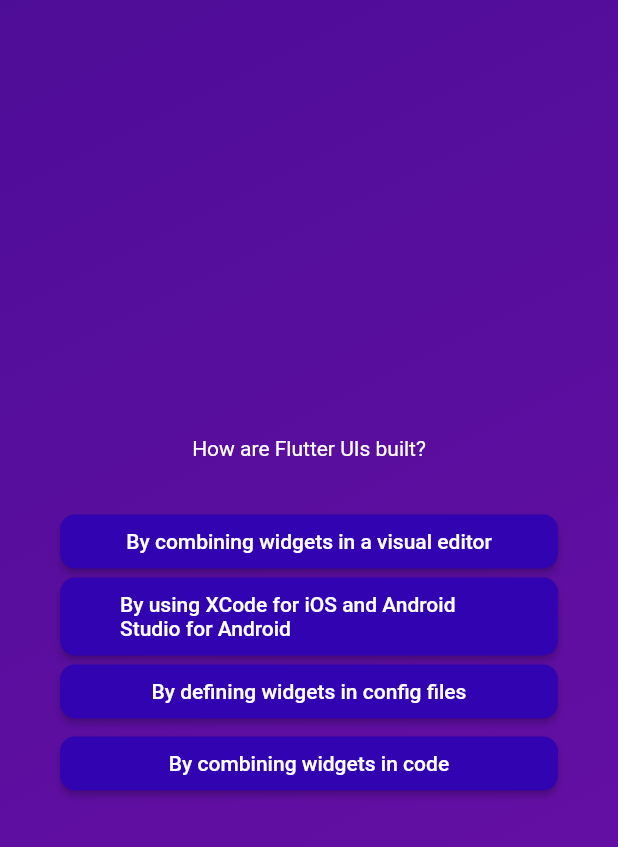
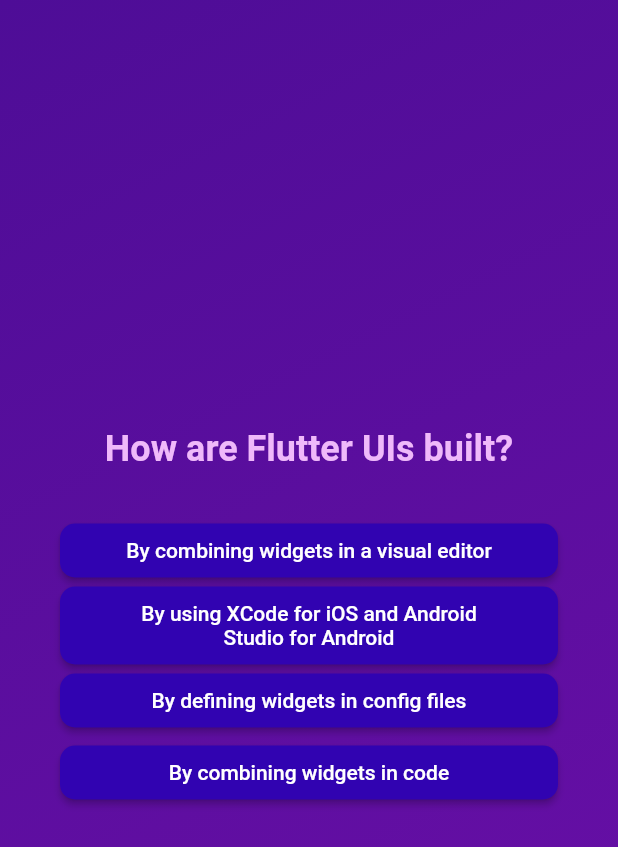
Before and after one commit to egehandastan/quiz_app, a Flutter app: the screen it shows after launch, after a tap on "Start Quiz", after a tap on "Components", on a phone screen of 412 x 824 dp. Shown: the top 847 px of the screen. Run offline on Flutter 3.47's test engine with Material 2 defaults, Android fonts, the phone set to English and light mode, and no system bars; our stand-ins replace google_fonts; Roboto replaces fonts that are missing (Tinos).

Commit message:
quiz screen is done

```diff
--- a/lib/answer_button.dart
+++ b/lib/answer_button.dart
@@ -17,7 +17,7 @@ class AnswerButton extends StatelessWidget {
         foregroundColor: Colors.white,
         shape: RoundedRectangleBorder(borderRadius: BorderRadius.circular(10))
       ),
-      child: Text(answerText),
+      child: Text(answerText,textAlign: TextAlign.center,),
     );
   }
 }
--- a/lib/questions_screen.dart
+++ b/lib/questions_screen.dart
@@ -1,9 +1,13 @@
 import 'package:flutter/material.dart';
+import 'package:google_fonts/google_fonts.dart';
 import 'package:quiz_app/answer_button.dart';
 import 'package:quiz_app/data/questions.dart';
 
 class QuestionsScreen extends StatefulWidget {
-  const QuestionsScreen({super.key});
+  const QuestionsScreen({super.key, required this.onSelectAnswer});
+
+final void Function(String answer) onSelectAnswer;
+
   @override
   State<QuestionsScreen> createState() {
     return _QuestionsScreenState();
@@ -14,7 +18,8 @@ class _QuestionsScreenState extends State<QuestionsScreen> {
 
   var currentQuestionIndex = 0;
 
-  void answerQuestion(){
+  void answerQuestion(String selectedAnswer){
+    widget.onSelectAnswer(selectedAnswer);
     setState(() {
        currentQuestionIndex +=1;
     });
@@ -33,9 +38,11 @@ class _QuestionsScreenState extends State<QuestionsScreen> {
           children: [
              Text(
              currentQuestion.text,
-              style: const TextStyle(
-                color: Colors.white
-                ),
+              style: GoogleFonts.tinos(
+                color: Color.fromARGB(255, 239, 185, 250),
+                fontSize:  24,
+                fontWeight: FontWeight.bold,
+              ),
                 textAlign: TextAlign.center,
             ),
             const SizedBox(
@@ -43,7 +50,9 @@ class _QuestionsScreenState extends State<QuestionsScreen> {
             ),
             //answer buttons
             ...currentQuestion.getShuffledanswers().map((answer){
-              return AnswerButton(answerText: answer, onTap: answerQuestion);
+              return AnswerButton(answerText: answer, onTap: (){
+                answerQuestion(answer);
+              });
             }),
           ],
         ),
--- a/lib/quiz.dart
+++ b/lib/quiz.dart
@@ -1,4 +1,5 @@
 import 'package:flutter/material.dart';
+import 'package:quiz_app/data/questions.dart';
 import 'package:quiz_app/questions_screen.dart';
 import 'package:quiz_app/start_screen.dart';
 
@@ -12,6 +13,7 @@ class Quiz extends StatefulWidget {
 }
 
 class _QuizState extends State<Quiz> {
+   List<String> selectedAnswers = [];
   var activeScreen = 'start-screen';
 
   void switchScreen() {
@@ -20,12 +22,25 @@ class _QuizState extends State<Quiz> {
     });
   }
 
+  void chooseAnswer(String answer) {
+    selectedAnswers.add(answer);
+    if (selectedAnswers.length==questions.length){
+      setState(() {
+        selectedAnswers=[];
+        activeScreen = 'start-screen';
+      });
+  }
+  }
+
+
   @override
   Widget build(context) {
     Widget screenWidget = StartScreen(switchScreen);
 
     if (activeScreen == 'questions-screen') {
-      screenWidget = const QuestionsScreen();
+      screenWidget = QuestionsScreen(
+        onSelectAnswer: chooseAnswer,
+      );
     }
 
     return MaterialApp(
--- a/pubspec.yaml
+++ b/pubspec.yaml
@@ -35,6 +35,7 @@ dependencies:
   # The following adds the Cupertino Icons font to your application.
   # Use with the CupertinoIcons class for iOS style icons.
   cupertino_icons: ^1.0.2
+  google_fonts: ^5.1.0
 
 dev_dependencies:
   flutter_test:
```
Also changed, not shown: pubspec.lock, 10 other files.
